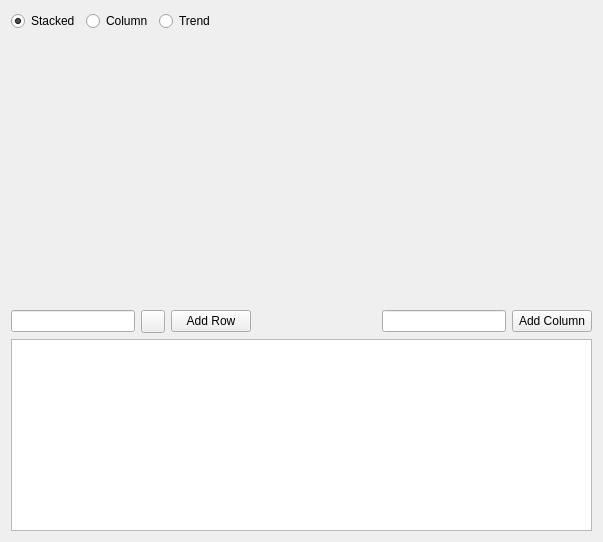
First picture: the form in examples/simplecharts/mainwidget.ui, repository sintegrial/qsint, before the edit.
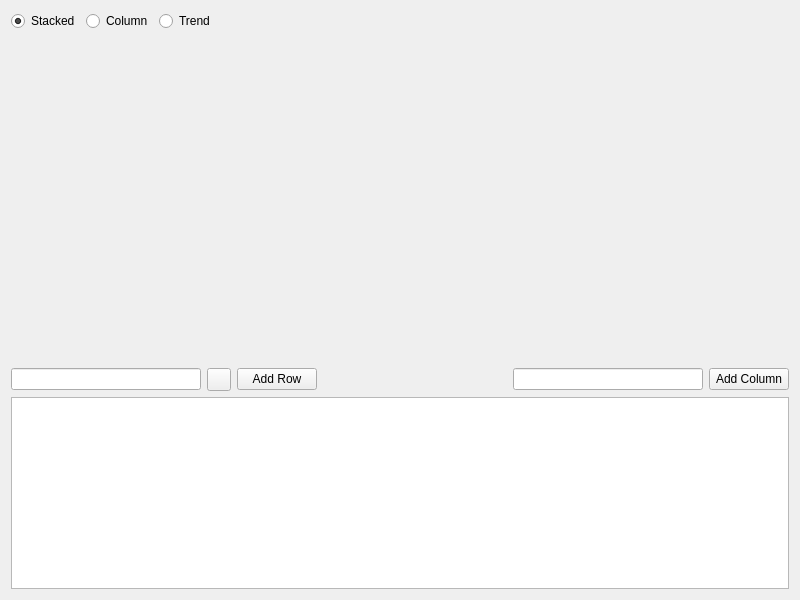
Second picture: the form after the edit. Custom widgets are drawn as their Qt base class.

```diff
--- a/examples/simplecharts/mainwidget.ui
+++ b/examples/simplecharts/mainwidget.ui
@@ -6,10 +6,16 @@
    <rect>
     <x>0</x>
     <y>0</y>
-    <width>603</width>
-    <height>542</height>
+    <width>800</width>
+    <height>600</height>
    </rect>
   </property>
+  <property name="minimumSize">
+   <size>
+    <width>600</width>
+    <height>500</height>
+   </size>
+  </property>
   <property name="windowTitle">
    <string>MainWidget</string>
   </property>
```
Left out of the diff: 2 changed lines with no effect on the pictures.
